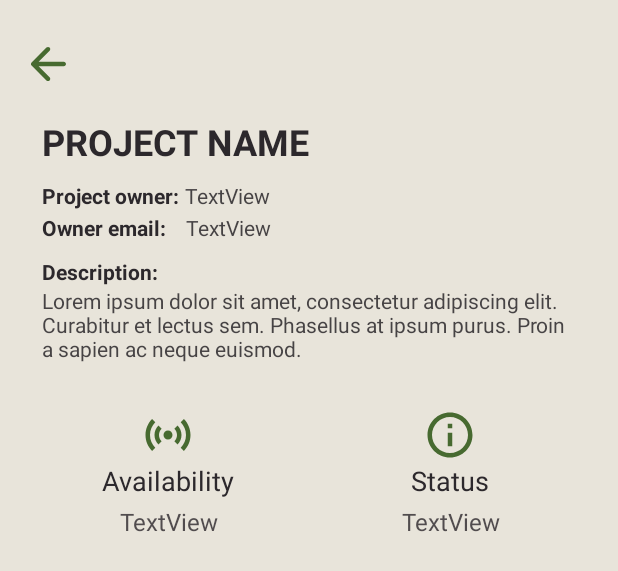
After one commit to enricofg/ReflorestAR, an Android app: the layout fragment_projects_item.xml on its own in the app's theme, with its tools: preview values and no code run, on a phone screen of 412 x 824 dp. The commit adds this screen. Shown: the top 571 px of the screen. Run offline under Robolectric (Android 15) with nearby library versions, the phone set to English and light mode, and no system bars.

Commit message:
Project item page and minor changes

```diff
--- a/src/main/java/com/example/reflorestar/ui/profile/ProfileFragment.java
+++ b/src/main/java/com/example/reflorestar/ui/profile/ProfileFragment.java
@@ -47,14 +47,13 @@ public class ProfileFragment extends Fragment {
                 new ValueEventListener() {
                     @Override
                     public void onDataChange(DataSnapshot dataSnapshot) {
-                        //Get map of trees in datasnapshot
                         HashMap<String, Object> user = (HashMap<String, Object>) dataSnapshot.getValue();
 
                         paramName.setText(user.get("full_name").toString());
                         paramEmail.setText(user.get("email").toString());
                         Picasso.get().load(user.get("photo").toString()).into(paramUserImage);
 
-                        Log.e("class:", user.toString());
+                        //Log.e("user:", user.toString());
                     }
 
                     @Override
--- a/src/main/java/com/example/reflorestar/ui/projects/ProjectsFragment.java
+++ b/src/main/java/com/example/reflorestar/ui/projects/ProjectsFragment.java
@@ -2,6 +2,7 @@ package com.example.reflorestar.ui.projects;
 
 import android.content.Context;
 import android.os.Bundle;
+import android.util.Log;
 import android.view.LayoutInflater;
 import android.view.View;
 import android.view.ViewGroup;
@@ -12,6 +13,8 @@ import android.widget.TextView;
 
 import androidx.annotation.NonNull;
 import androidx.fragment.app.Fragment;
+import androidx.fragment.app.FragmentManager;
+import androidx.fragment.app.FragmentTransaction;
 import androidx.lifecycle.ViewModelProvider;
 
 import com.example.reflorestar.R;
@@ -20,6 +23,7 @@ import com.google.firebase.database.DatabaseError;
 import com.google.firebase.database.DatabaseReference;
 import com.google.firebase.database.FirebaseDatabase;
 import com.google.firebase.database.ValueEventListener;
+import com.squareup.picasso.Picasso;
 
 import java.util.ArrayList;
 import java.util.HashMap;
@@ -29,13 +33,14 @@ public class ProjectsFragment extends Fragment {
     private ProjectsViewModel projectsViewModel;
     private ListView listView;
     private CustomAdapter adapter;
+    DatabaseReference mDatabase;
 
     public View onCreateView(@NonNull LayoutInflater inflater,
                              ViewGroup container, Bundle savedInstanceState) {
         projectsViewModel =
                 new ViewModelProvider(this).get(ProjectsViewModel.class);
         View root = inflater.inflate(R.layout.fragment_projects, container, false);
-        DatabaseReference mDatabase = FirebaseDatabase.getInstance().getReference();
+        mDatabase = FirebaseDatabase.getInstance().getReference();
         DatabaseReference projects = mDatabase.child("projects");
 
         projects.addListenerForSingleValueEvent(
@@ -63,22 +68,30 @@ public class ProjectsFragment extends Fragment {
         final ArrayList<HashMap<String,Object>> projectsResult = new ArrayList<>();
         for (Object project : projects) {
             projectsResult.add((HashMap<String, Object>) project);
-            //Log.e("class:", project.getClass().toString());
         }
 
         adapter = new CustomAdapter(root.getContext(),projectsResult);
         listView.setAdapter(adapter);
 
         listView.setOnItemClickListener((parent, view, position, id) -> {
-            /*String commonName = projectsResult.get(position).get("common_name").toString();
-            String minHeight = projectsResult.get(position).get("min_height").toString();
-            String maxHeight = projectsResult.get(position).get("max_height").toString();
-            String minDist = projectsResult.get(position).get("space_between").toString();
-            String tree_id = projectsResult.get(position).get("id").toString();
-            String imageUrl = projectsResult.get(position).get("photo").toString();
+            String projectName = projectsResult.get(position).get("full_name").toString();
+            String description = projectsResult.get(position).get("description").toString();
+            String availability = projectsResult.get(position).get("availability").toString();
+            String status = projectsResult.get(position).get("status").toString();
+            String projectId = projectsResult.get(position).get("id").toString();
+
+            DataSnapshot projectOwner = dataSnapshot.child("users").child(projectsResult.get(position).get("id_owner").toString());
+            HashMap<String, Object> user = (HashMap<String, Object>) projectOwner.getValue();
+            Log.e("user:", user.toString());
+
+            //String ownerName = user.get("full_name").toString();
+            String ownerName = "";
+            //String email = user.get("email").toString();
+            String email = "";
+            //Picasso.get().load(user.get("photo").toString()).into(paramUserImage);
 
             FragmentManager fm = getActivity().getSupportFragmentManager();
-            fm.beginTransaction().replace(R.id.catalog_container, new CatalogItemFragment(commonName, minHeight, maxHeight, minDist, tree_id, imageUrl)).setTransition(FragmentTransaction.TRANSIT_FRAGMENT_FADE).addToBackStack(null).commit();*/
+            fm.beginTransaction().replace(R.id.projects_container, new ProjectsItemFragment(projectName, description, availability, status, projectId, ownerName, email)).setTransition(FragmentTransaction.TRANSIT_FRAGMENT_FADE).addToBackStack(null).commit();
         });
     }
 
--- /dev/null
+++ b/src/main/java/com/example/reflorestar/ui/projects/ProjectsItemFragment.java
@@ -0,0 +1,75 @@
+package com.example.reflorestar.ui.projects;
+
+import android.os.Bundle;
+import android.view.LayoutInflater;
+import android.view.View;
+import android.view.ViewGroup;
+import android.widget.Button;
+import android.widget.TextView;
+
+import androidx.constraintlayout.widget.ConstraintLayout;
+import androidx.fragment.app.Fragment;
+import androidx.fragment.app.FragmentManager;
+
+import com.example.reflorestar.R;
+import com.example.reflorestar.ui.catalog.CatalogFragment;
+
+public class ProjectsItemFragment extends Fragment {
+
+    private Button backButton;
+    private String paramProjectName, paramDescription, paramAvailability, paramStatus, paramOwnerName, paramOwnerEmail;
+    private int paramProjectId;
+    private ConstraintLayout fragmentContainer;
+    private View root;
+
+    public ProjectsItemFragment(String projectName, String description, String availability, String status, String projectId, String ownerName, String ownerEmail) {
+        paramProjectName = projectName;
+        paramDescription = description;
+        paramAvailability = availability;
+        paramStatus = status;
+        paramProjectId = Integer.parseInt(projectId);
+        paramOwnerName = ownerName;
+        paramOwnerEmail = ownerEmail;
+    }
+
+    @Override
+    public void onCreate(Bundle savedInstanceState) {
+        super.onCreate(savedInstanceState);
+    }
+
+    @Override
+    public View onCreateView(LayoutInflater inflater, ViewGroup container,
+                             Bundle savedInstanceState) {
+        root = inflater.inflate(R.layout.fragment_projects_item, container, false);
+
+        fragmentContainer = root.findViewById(R.id.fragment_container);
+
+        TextView projectName = root.findViewById(R.id.projectName);
+        TextView description = root.findViewById(R.id.projectDescription);
+        TextView availability = root.findViewById(R.id.paramAvailability);
+        TextView status = root.findViewById(R.id.paramStatus);
+        TextView ownerName = root.findViewById(R.id.paramProjectOwner);
+        TextView ownerEmail = root.findViewById(R.id.paramOwnerEmail);
+
+        projectName.setText(this.paramProjectName);
+        description.setText(this.paramDescription);
+        availability.setText(this.paramAvailability);
+        status.setText(this.paramStatus);
+        ownerName.setText(this.paramOwnerName);
+        ownerEmail.setText(this.paramOwnerEmail);
+
+        backButton = (Button) root.findViewById(R.id.backButtonProj);
+        backButton.setOnClickListener(v -> {
+            returnToProjects(fragmentContainer);
+        });
+
+        return root;
+    }
+
+    private void returnToProjects(ConstraintLayout fragmentContainer) {
+        FragmentManager fm = getActivity().getSupportFragmentManager();
+        fm.beginTransaction().replace(R.id.fragment_container, new ProjectsFragment()).addToBackStack( "project_item" ).commit();
+        //fragmentContainer.setVisibility(View.INVISIBLE);
+        fragmentContainer.removeAllViews();
+    }
+}
--- /dev/null
+++ b/src/main/res/drawable/outline_info_24.xml
@@ -0,0 +1,10 @@
+<vector xmlns:android="http://schemas.android.com/apk/res/android"
+    android:width="24dp"
+    android:height="24dp"
+    android:viewportWidth="24"
+    android:viewportHeight="24"
+    android:tint="@color/colorPrimaryDark">
+  <path
+      android:fillColor="@android:color/white"
+      android:pathData="M11,7h2v2h-2zM11,11h2v6h-2zM12,2C6.48,2 2,6.48 2,12s4.48,10 10,10 10,-4.48 10,-10S17.52,2 12,2zM12,20c-4.41,0 -8,-3.59 -8,-8s3.59,-8 8,-8 8,3.59 8,8 -3.59,8 -8,8z"/>
+</vector>
--- /dev/null
+++ b/src/main/res/drawable/outline_sensors_24.xml
@@ -0,0 +1,10 @@
+<vector xmlns:android="http://schemas.android.com/apk/res/android"
+    android:width="24dp"
+    android:height="24dp"
+    android:viewportWidth="24"
+    android:viewportHeight="24"
+    android:tint="@color/colorPrimaryDark">
+  <path
+      android:fillColor="@android:color/white"
+      android:pathData="M7.76,16.24C6.67,15.16 6,13.66 6,12s0.67,-3.16 1.76,-4.24l1.42,1.42C8.45,9.9 8,10.9 8,12c0,1.1 0.45,2.1 1.17,2.83L7.76,16.24zM16.24,16.24C17.33,15.16 18,13.66 18,12s-0.67,-3.16 -1.76,-4.24l-1.42,1.42C15.55,9.9 16,10.9 16,12c0,1.1 -0.45,2.1 -1.17,2.83L16.24,16.24zM12,10c-1.1,0 -2,0.9 -2,2s0.9,2 2,2s2,-0.9 2,-2S13.1,10 12,10zM20,12c0,2.21 -0.9,4.21 -2.35,5.65l1.42,1.42C20.88,17.26 22,14.76 22,12s-1.12,-5.26 -2.93,-7.07l-1.42,1.42C19.1,7.79 20,9.79 20,12zM6.35,6.35L4.93,4.93C3.12,6.74 2,9.24 2,12s1.12,5.26 2.93,7.07l1.42,-1.42C4.9,16.21 4,14.21 4,12S4.9,7.79 6.35,6.35z"/>
+</vector>
--- a/src/main/res/layout/fragment_catalog_item.xml
+++ b/src/main/res/layout/fragment_catalog_item.xml
@@ -129,6 +129,7 @@
                             android:id="@+id/imageView2"
                             android:layout_width="match_parent"
                             android:layout_height="36dp"
+                            android:layout_marginBottom="4dp"
                             android:layout_weight="1"
                             android:src="@drawable/baseline_unfold_less_24" />
 
@@ -136,6 +137,7 @@
                             android:id="@+id/textViewMinHeight"
                             android:layout_width="match_parent"
                             android:layout_height="wrap_content"
+                            android:layout_marginBottom="4dp"
                             android:layout_weight="1"
                             android:gravity="center"
                             android:text="@string/min_height"
@@ -165,6 +167,7 @@
                             android:id="@+id/imageView3"
                             android:layout_width="match_parent"
                             android:layout_height="36dp"
+                            android:layout_marginBottom="4dp"
                             android:layout_weight="1"
                             android:src="@drawable/baseline_unfold_more_24" />
 
@@ -172,6 +175,7 @@
                             android:id="@+id/textViewMaxHeight"
                             android:layout_width="match_parent"
                             android:layout_height="wrap_content"
+                            android:layout_marginBottom="4dp"
                             android:layout_weight="1"
                             android:gravity="center"
                             android:text="@string/max_height"
@@ -200,6 +204,7 @@
                             android:id="@+id/imageView4"
                             android:layout_width="match_parent"
                             android:layout_height="36dp"
+                            android:layout_marginBottom="4dp"
                             android:layout_weight="1"
                             android:src="@drawable/baseline_sync_alt_24" />
 
@@ -207,6 +212,7 @@
                             android:id="@+id/textViewMinDist"
                             android:layout_width="match_parent"
                             android:layout_height="wrap_content"
+                            android:layout_marginBottom="4dp"
                             android:layout_weight="1"
                             android:gravity="center"
                             android:text="@string/min_dist"
@@ -265,7 +271,8 @@
                 android:layout_marginStart="20dp"
                 android:layout_marginTop="6dp"
                 android:layout_marginEnd="20dp"
-                android:text="Lorem ipsum dolor sit amet, consectetur adipiscing elit. Curabitur et lectus sem. Phasellus at ipsum purus. Proin a sapien ac neque euismod." />
+                android:text="Lorem ipsum dolor sit amet, consectetur adipiscing elit. Curabitur et lectus sem. Phasellus at ipsum purus. Proin a sapien ac neque euismod."
+                android:textColor="#DC2C282C" />
         </LinearLayout>
 
     </ScrollView>
--- a/src/main/res/layout/fragment_projects.xml
+++ b/src/main/res/layout/fragment_projects.xml
@@ -2,6 +2,7 @@
 <androidx.constraintlayout.widget.ConstraintLayout xmlns:android="http://schemas.android.com/apk/res/android"
     xmlns:app="http://schemas.android.com/apk/res-auto"
     xmlns:tools="http://schemas.android.com/tools"
+    android:id="@+id/projects_container"
     android:layout_width="match_parent"
     android:layout_height="fill_parent"
     android:background="#E8E4DA"
--- /dev/null
+++ b/src/main/res/layout/fragment_projects_item.xml
@@ -0,0 +1,207 @@
+<?xml version="1.0" encoding="utf-8"?>
+<androidx.constraintlayout.widget.ConstraintLayout xmlns:android="http://schemas.android.com/apk/res/android"
+    xmlns:app="http://schemas.android.com/apk/res-auto"
+    xmlns:tools="http://schemas.android.com/tools"
+    android:id="@+id/fragment_container"
+    android:layout_width="match_parent"
+    android:layout_height="match_parent"
+    android:background="@color/colorLight"
+    android:clickable="true"
+    tools:context=".ui.projects.ProjectsItemFragment">
+
+    <Button
+        android:id="@+id/backButtonProj"
+        android:layout_width="62dp"
+        android:layout_height="54dp"
+        android:layout_marginTop="16dp"
+        android:background="#00000000"
+        android:drawableStart="@drawable/round_arrow_back_36"
+        android:drawableTint="@color/colorPrimary"
+        android:gravity="center"
+
+        android:paddingStart="14dp"
+        app:layout_constraintStart_toStartOf="parent"
+        app:layout_constraintTop_toTopOf="parent" />
+
+    <TextView
+        android:id="@+id/projectName"
+        android:layout_width="match_parent"
+        android:layout_height="wrap_content"
+        android:layout_marginStart="28dp"
+        android:layout_marginTop="8dp"
+        android:layout_marginEnd="28dp"
+        android:text="Project Name"
+        android:textAllCaps="true"
+        android:textColor="#2C282C"
+        android:textSize="24sp"
+        android:textStyle="bold"
+        app:layout_constraintEnd_toEndOf="parent"
+        app:layout_constraintStart_toStartOf="parent"
+        app:layout_constraintTop_toBottomOf="@+id/backButtonProj" />
+
+    <LinearLayout
+        android:id="@+id/ownerNameContainer"
+        android:layout_width="match_parent"
+        android:layout_height="wrap_content"
+        android:layout_marginStart="28dp"
+        android:layout_marginTop="10dp"
+        android:layout_marginEnd="28dp"
+        android:orientation="horizontal"
+        app:layout_constraintEnd_toEndOf="parent"
+        app:layout_constraintStart_toStartOf="parent"
+        app:layout_constraintTop_toBottomOf="@+id/projectName">
+
+        <TextView
+            android:id="@+id/textViewProjectOwner"
+            android:layout_width="wrap_content"
+            android:layout_height="wrap_content"
+            android:text="@string/project_owner"
+            android:textColor="@color/colorDark"
+            android:textStyle="bold" />
+
+        <TextView
+            android:id="@+id/paramProjectOwner"
+            android:layout_width="wrap_content"
+            android:layout_height="wrap_content"
+            android:layout_marginStart="4dp"
+            android:text="TextView"
+            android:textColor="#DC2C282C" />
+    </LinearLayout>
+
+    <LinearLayout
+        android:id="@+id/ownerEmailContainer"
+        android:layout_width="match_parent"
+        android:layout_height="wrap_content"
+        android:layout_marginStart="28dp"
+        android:layout_marginTop="2dp"
+        android:layout_marginEnd="28dp"
+        android:orientation="horizontal"
+        app:layout_constraintEnd_toEndOf="parent"
+        app:layout_constraintStart_toStartOf="parent"
+        app:layout_constraintTop_toBottomOf="@+id/ownerNameContainer">
+
+        <TextView
+            android:id="@+id/textViewOwnerEmail"
+            android:layout_width="wrap_content"
+            android:layout_height="wrap_content"
+            android:text="@string/owner_email"
+            android:textColor="@color/colorDark"
+            android:textStyle="bold" />
+
+        <TextView
+            android:id="@+id/paramOwnerEmail"
+            android:layout_width="wrap_content"
+            android:layout_height="wrap_content"
+            android:layout_marginStart="13dp"
+            android:text="TextView"
+            android:textColor="#DC2C282C" />
+    </LinearLayout>
+
+    <TextView
+        android:id="@+id/textViewDescription"
+        android:layout_width="match_parent"
+        android:layout_height="wrap_content"
+        android:layout_marginStart="28dp"
+        android:layout_marginTop="10dp"
+        android:layout_marginEnd="28dp"
+        android:text="@string/description"
+        android:textColor="@color/colorDark"
+        android:textStyle="bold"
+        app:layout_constraintEnd_toEndOf="parent"
+        app:layout_constraintStart_toStartOf="parent"
+        app:layout_constraintTop_toBottomOf="@+id/ownerEmailContainer" />
+
+    <TextView
+        android:id="@+id/projectDescription"
+        android:layout_width="match_parent"
+        android:layout_height="wrap_content"
+        android:layout_marginStart="28dp"
+        android:layout_marginEnd="28dp"
+        android:text="Lorem ipsum dolor sit amet, consectetur adipiscing elit. Curabitur et lectus sem. Phasellus at ipsum purus. Proin a sapien ac neque euismod."
+        android:textColor="#DC2C282C"
+        app:layout_constraintEnd_toEndOf="parent"
+        app:layout_constraintStart_toStartOf="parent"
+        app:layout_constraintTop_toBottomOf="@+id/textViewDescription" />
+
+    <LinearLayout
+        android:id="@+id/linearLayout3"
+        android:layout_width="0dp"
+        android:layout_height="wrap_content"
+        android:layout_marginStart="28dp"
+        android:layout_marginTop="30dp"
+        android:layout_marginEnd="28dp"
+        android:orientation="horizontal"
+        app:layout_constraintEnd_toEndOf="parent"
+        app:layout_constraintStart_toStartOf="parent"
+        app:layout_constraintTop_toBottomOf="@+id/projectDescription">
+
+        <LinearLayout
+            android:layout_width="match_parent"
+            android:layout_height="match_parent"
+            android:layout_marginEnd="10dp"
+            android:layout_weight="1"
+            android:orientation="vertical">
+
+            <ImageView
+                android:id="@+id/imageView5"
+                android:layout_width="match_parent"
+                android:layout_height="36dp"
+                app:srcCompat="@drawable/outline_sensors_24" />
+
+            <TextView
+                android:id="@+id/textAvailability"
+                android:layout_width="match_parent"
+                android:layout_height="wrap_content"
+                android:layout_marginBottom="4dp"
+                android:gravity="center"
+                android:text="@string/availability"
+                android:textColor="@color/colorDark"
+                android:textSize="18sp" />
+
+            <TextView
+                android:id="@+id/paramAvailability"
+                android:layout_width="match_parent"
+                android:layout_height="wrap_content"
+                android:gravity="center"
+                android:text="TextView"
+                android:textColor="#CE2C282C"
+                android:textSize="16sp" />
+
+        </LinearLayout>
+
+        <LinearLayout
+            android:layout_width="match_parent"
+            android:layout_height="match_parent"
+            android:layout_marginStart="10dp"
+            android:layout_weight="1"
+            android:orientation="vertical">
+
+            <ImageView
+                android:id="@+id/imageView6"
+                android:layout_width="match_parent"
+                android:layout_height="36dp"
+                app:srcCompat="@drawable/outline_info_24" />
+
+            <TextView
+                android:id="@+id/textStatus"
+                android:layout_width="match_parent"
+                android:layout_height="wrap_content"
+                android:layout_marginBottom="4dp"
+                android:gravity="center"
+                android:text="@string/status"
+                android:textColor="@color/colorDark"
+                android:textSize="18sp" />
+
+            <TextView
+                android:id="@+id/paramStatus"
+                android:layout_width="match_parent"
+                android:layout_height="wrap_content"
+                android:gravity="center"
+                android:text="TextView"
+                android:textColor="#CE2C282C"
+                android:textSize="16sp" />
+
+        </LinearLayout>
+    </LinearLayout>
+
+</androidx.constraintlayout.widget.ConstraintLayout>
--- a/src/main/res/layout/list_item.xml
+++ b/src/main/res/layout/list_item.xml
@@ -83,7 +83,7 @@
                     android:gravity="center"
                     android:text="@string/min_height"
                     android:textColor="@color/colorDark"
-                    android:textSize="15.5sp" />
+                    android:textSize="15sp" />
 
                 <TextView
                     android:id="@+id/txtMinHeight"
--- a/src/main/res/values/strings.xml
+++ b/src/main/res/values/strings.xml
@@ -9,6 +9,9 @@
     <string name="example">Example</string>
     <string name="availability">Availability</string>
     <string name="status">Status</string>
+    <string name="description">Description:</string>
+    <string name="project_owner">Project owner:</string>
+    <string name="owner_email">Owner email:</string>
     <string name="min_dist">Minimum distance</string>
     <string name="min_height">Minimum height</string>
     <string name="max_height">Maximum height</string>
```
Also changed, not shown: src/main/java/com/example/reflorestar/ui/catalog/CatalogItemFragment.java (+0 -7 lines).
